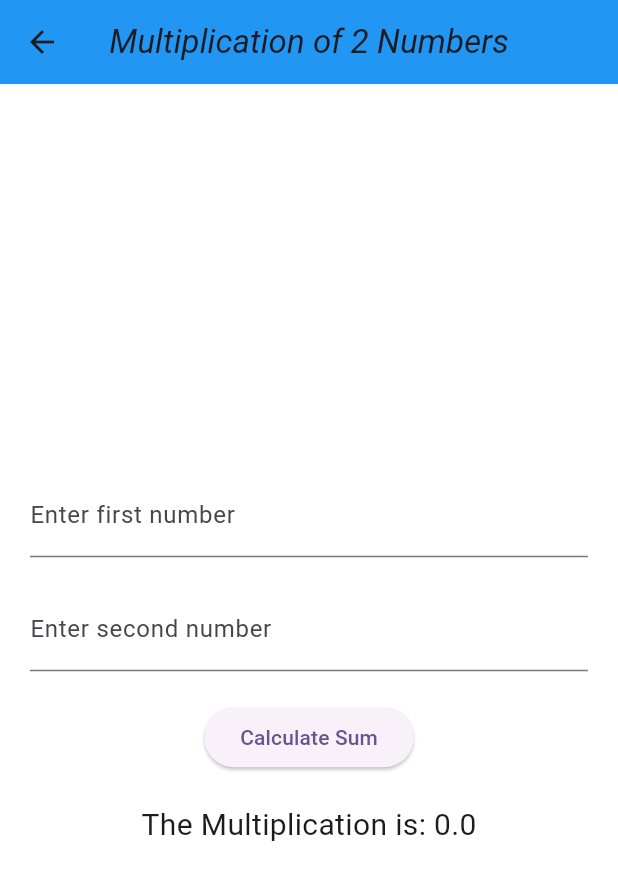
After one commit to shahmoksh22/Flutter, a Flutter app: the LabWorkChapter2Work1 screen opened directly, after a tap on "Multiplication of two user given numbers", on a phone screen of 412 x 824 dp. The commit adds this screen. Shown: the top 880 px of the screen. Run offline on Flutter 3.47's test engine with Material 3 defaults, Android fonts, the phone set to English and light mode, and no system bars.

Commit message:
UPDATE IN LABWORK 6.4

```diff
--- /dev/null
+++ b/ui_demo/lib/LabWorkChapter2Work1.dart
@@ -0,0 +1,124 @@
+import 'package:flutter/material.dart';
+import 'package:ui_demo/Multiplicationof2Numbers.dart';
+import 'package:ui_demo/Tablegenerator.dart';
+import 'labwork2.1.dart';
+import 'Additionof2Numbers.dart';
+
+class LabWorkChapter2Work1 extends StatefulWidget {
+  @override
+  _LabWorkChapter2Work1State createState() => _LabWorkChapter2Work1State();
+}
+
+class _LabWorkChapter2Work1State extends State<LabWorkChapter2Work1> {
+  @override
+  Widget build(BuildContext context) {
+    return Scaffold(
+      backgroundColor: Colors.white,
+      appBar: AppBar(
+        backgroundColor: Colors.blue,
+        centerTitle: true,
+        title: const Text(
+          'Lab Work 2.1',
+          style: TextStyle(fontStyle: FontStyle.italic),
+        ),
+      ),
+      body: Center(
+        child: ListView(
+          padding: const EdgeInsets.all(20.0),
+          children: [
+            ListTile(
+              title: const Text(
+                'Addition of two different numbers',
+                style: TextStyle(fontSize: 18),
+              ),
+              onTap: () {
+                print('Addition of two different numbers');
+                Navigator.push(
+                  context,
+                  MaterialPageRoute(builder: (context) => Additionof2Numbers()),
+                );
+              },
+            ),
+            ListTile(
+              title: const Text(
+                'Multiplication of two user given numbers',
+                style: TextStyle(fontSize: 18),
+              ),
+              onTap: () {
+                print('Multiplication of two user given numbers');
+                Navigator.push(
+                  context,
+                  MaterialPageRoute(builder: (context) => Multiplicationof2Numbers()),
+                );
+              },
+            ),
+            ListTile(
+              title: const Text(
+                'Print multiplication table of a user given number',
+                style: TextStyle(fontSize: 18),
+              ),
+              onTap: () {
+                print('Print multiplication table of a user given number');
+                Navigator.push(
+                  context,
+                  MaterialPageRoute(builder: (context) => Tablegenerator()),
+                );
+              },
+            ),
+            ListTile(
+              title: const Text(
+                'Generate multiplication tables between two provided values',
+                style: TextStyle(fontSize: 18),
+              ),
+              onTap: () {
+                print(
+                    'Generate multiplication tables between two provided values');
+                generateMultiplicationTables();
+              },
+            ),
+            ListTile(
+              title: const Text(
+                'Find the cube of any number',
+                style: TextStyle(fontSize: 18),
+              ),
+              onTap: () {
+                print('Find the cube of any number');
+                findCube();
+              },
+            ),
+            ListTile(
+              title: const Text(
+                'Print full name by getting first name and last name',
+                style: TextStyle(fontSize: 18),
+              ),
+              onTap: () {
+                print('Print full name by getting first name and last name');
+                printFullName();
+              },
+            ),
+            ListTile(
+              title: const Text(
+                'Find Simple Interest',
+                style: TextStyle(fontSize: 18),
+              ),
+              onTap: () {
+                print('Find Simple Interest');
+                findSimpleInterest();
+              },
+            ),
+            ListTile(
+              title: const Text(
+                'Check if a number is even or odd',
+                style: TextStyle(fontSize: 18),
+              ),
+              onTap: () {
+                print('Check if a number is even or odd');
+                checkEvenOrOdd();
+              },
+            ),
+          ],
+        ),
+      ),
+    );
+  }
+}
--- /dev/null
+++ b/ui_demo/lib/Multiplicationof2Numbers.dart
@@ -0,0 +1,69 @@
+import 'package:flutter/material.dart';
+class Multiplicationof2Numbers extends StatefulWidget {
+  const Multiplicationof2Numbers({super.key});
+
+  @override
+  State<Multiplicationof2Numbers> createState() => _Multiplicationof2Numbers();
+}
+TextEditingController _controller1 = TextEditingController();
+TextEditingController _controller2 = TextEditingController();
+double _result = 0;
+class _Multiplicationof2Numbers extends State<Multiplicationof2Numbers> {
+  @override
+  Widget build(BuildContext context) {
+    return Scaffold(
+      backgroundColor: Colors.white,
+      appBar: AppBar(
+
+        backgroundColor: Colors.blue,
+        centerTitle: true,
+        title: const Text('Multiplication of 2 Numbers',
+            style: TextStyle(fontStyle: FontStyle.italic)),
+
+      ),
+
+      body:
+      Center(
+        child: Padding(
+          padding: const EdgeInsets.all(20.0),
+          child: Column(
+            mainAxisAlignment: MainAxisAlignment.center,
+            children: <Widget>[
+              TextField(
+                controller: _controller1,
+                decoration: const InputDecoration(
+                  labelText: 'Enter first number',
+                ),
+                keyboardType: TextInputType.number,
+              ),
+              SizedBox(height: 20.0),
+              TextField(
+                controller: _controller2,
+                decoration: const InputDecoration(
+                  labelText: 'Enter second number',
+                ),
+                keyboardType: TextInputType.number,
+              ),
+              SizedBox(height: 20.0),
+              ElevatedButton(
+                onPressed: () {
+                  double num1 = double.parse(_controller1.text);
+                  double num2 = double.parse(_controller2.text);
+                  setState(() {
+                    _result = num1 * num2;
+                  });
+                },
+                child: const Text('Calculate Sum'),
+              ),
+              const SizedBox(height: 20.0),
+              Text(
+                'The Multiplication is: $_result',
+                style: const TextStyle(fontSize: 20.0),
+              ),
+            ],
+          ),
+        ),
+      ),
+    );
+  }
+}
--- a/ui_demo/lib/labwork2.2.dart
+++ b/ui_demo/lib/labwork2.2.dart
@@ -37,6 +37,7 @@ void concatenateListElements() {
   }
 
   print("Output: $concatenatedList");
+
 }
 
 void addIndianStates() {
--- a/ui_demo/lib/main.dart
+++ b/ui_demo/lib/main.dart
@@ -6,6 +6,8 @@ import 'text.dart';
 import 'ElevatedButton.dart';
 import 'change.dart';
 import 'lateandalert.dart';
+import 'LabWorkChapter2Work1.dart';
+import 'MainMenu.dart';
 void main() {
   runApp(const MyApp());
 }
@@ -38,7 +40,7 @@ class MyApp extends StatelessWidget {
         colorScheme: ColorScheme.fromSeed(seedColor: Colors.deepPurple),
         useMaterial3: true,
       ),
-      home:ui(),
+      home:MainMenu(),
     );
   }
 }
--- a/ui_demo/lib/ui.dart
+++ b/ui_demo/lib/ui.dart
@@ -1,6 +1,5 @@
 import 'package:flutter/material.dart';
-import 'package:ui_demo/appbar.dart';
-import 'appbar.dart';
+import 'change.dart';
 
 class ui extends StatelessWidget {
   @override
@@ -58,7 +57,7 @@ class ui extends StatelessWidget {
             ElevatedButton(
               onPressed: () {
                 print('Button pressed of Instagram!');
-                appbar();
+                change();
               },
               child: const Text('Instagram'), // Add your button text here
             ),
```
Also changed, not shown: ui_demo/lib/Additionof2Numbers.dart (added, +69 -0 lines), ui_demo/lib/LabWork6.4.dart (added, +145 -0 lines), ui_demo/lib/LabWorkChapter2Work2.dart (added, +57 -0 lines), ui_demo/lib/MainMenu.dart (added, +48 -0 lines), ui_demo/lib/Tablegenerator.dart (added, +78 -0 lines).
